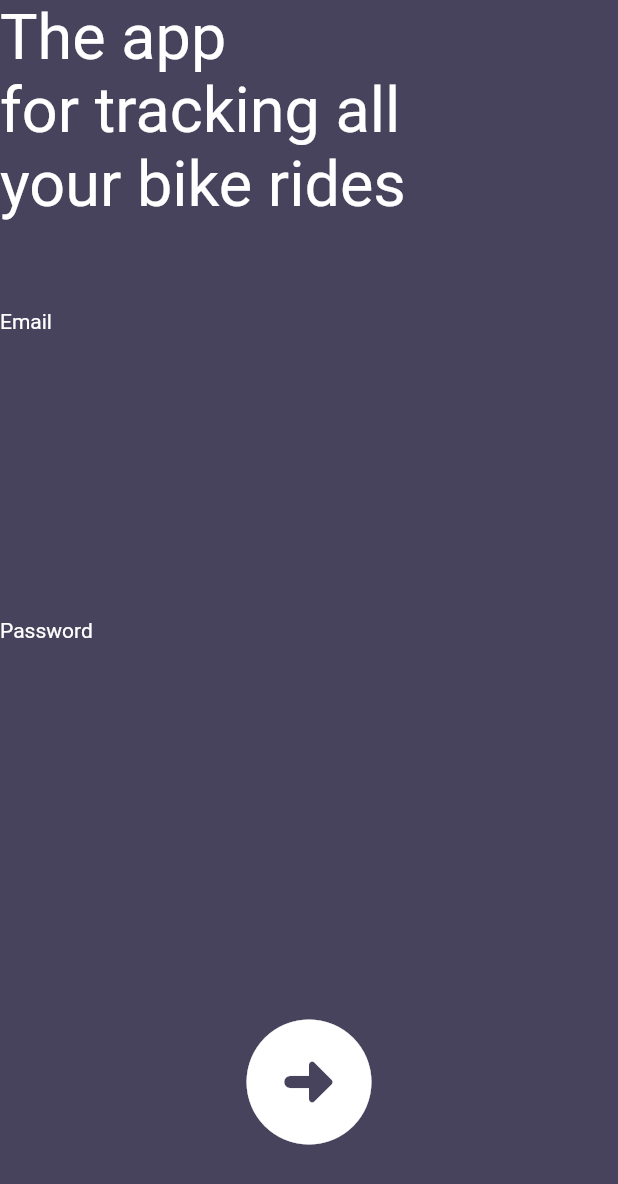
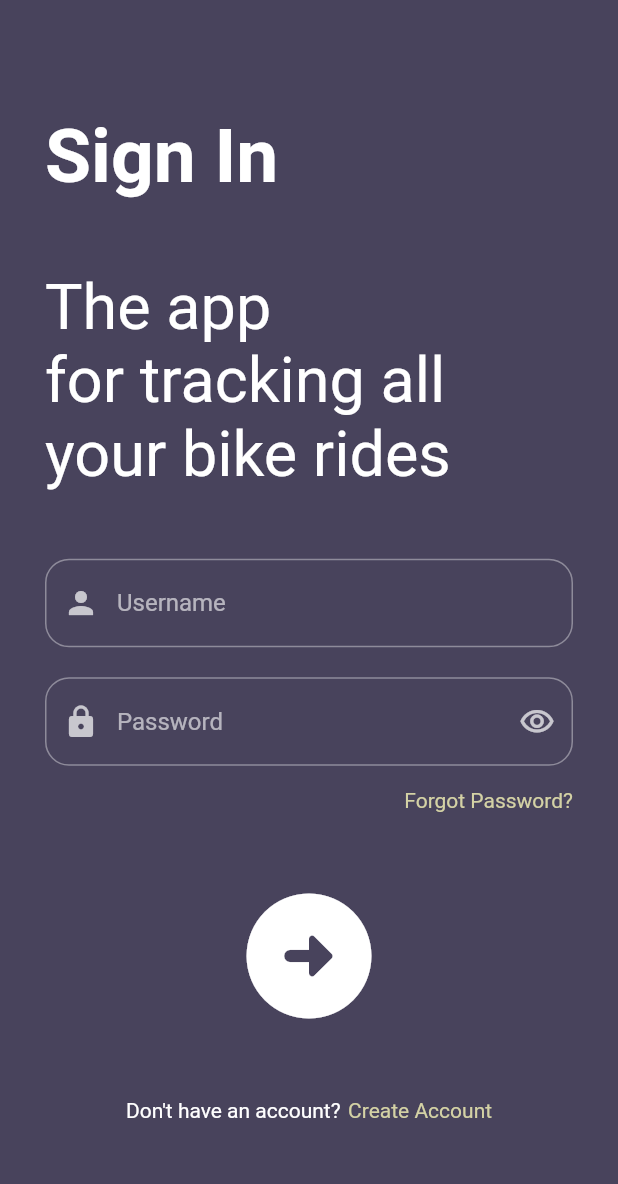
Before and after one commit to TeryakiiSauce/oldbike, a Flutter app: the screen it shows after launch, on a phone screen of 412 x 824 dp. Shown: the top 1184 px of the screen. Run offline on Flutter 3.47's test engine with Material 2 defaults, Android fonts, the phone set to English and light mode, and no system bars.

Commit message:
added basic login screen

```diff
--- a/lib/constants.dart
+++ b/lib/constants.dart
@@ -1,8 +1,17 @@
 import 'package:flutter/material.dart';
 
 // Text Styles
+// =====================
 
 const TextStyle kLargeLabelTS = TextStyle(
   fontSize: 42.0,
-  fontWeight: FontWeight.normal,
 );
+
+const TextStyle kTitleTS = TextStyle(
+  fontSize: 50.0,
+  fontWeight: FontWeight.bold,
+);
+
+const TextStyle kAttentionLabelTS = TextStyle(
+  color: Color(0xffd4d2a5),
+);
--- a/lib/screens/login-signup/login.dart
+++ b/lib/screens/login-signup/login.dart
@@ -8,29 +8,76 @@ class LoginScreen extends StatelessWidget {
   Widget build(BuildContext context) {
     return Scaffold(
       body: SafeArea(
+        child: Padding(
+          padding: const EdgeInsets.all(30.0),
           child: Column(
+            mainAxisAlignment: MainAxisAlignment.spaceEvenly,
             crossAxisAlignment: CrossAxisAlignment.stretch,
-          mainAxisAlignment: MainAxisAlignment.spaceEvenly,
-          children: const [
-            Expanded(
-              child: Text(
+            children: [
+              const Text(
+                'Sign In',
+                style: kTitleTS,
+              ),
+              const Text(
                 'The app\nfor tracking all\nyour bike rides',
                 style: kLargeLabelTS,
               ),
+              Column(
+                crossAxisAlignment: CrossAxisAlignment.stretch,
+                mainAxisAlignment: MainAxisAlignment.spaceBetween,
+                children: [
+                  TextFormField(
+                    decoration: InputDecoration(
+                      prefixIcon: const Icon(Icons.person),
+                      hintText: 'Username',
+                      border: OutlineInputBorder(
+                        borderRadius: BorderRadius.circular(16.0),
                       ),
-            Expanded(
-              child: Text('Email'),
                     ),
-            Expanded(
-              child: Text('Password'),
                   ),
-            Expanded(
-              child: Icon(
+                  const SizedBox(
+                    height: 20.0,
+                  ),
+                  TextFormField(
+                    obscureText: true,
+                    decoration: InputDecoration(
+                      prefixIcon: const Icon(Icons.lock),
+                      suffixIcon: const Icon(Icons.visibility_outlined),
+                      hintText: 'Password',
+                      border: OutlineInputBorder(
+                        borderRadius: BorderRadius.circular(16.0),
+                      ),
+                    ),
+                  ),
+                  const SizedBox(
+                    height: 15.0,
+                  ),
+                  const Text(
+                    'Forgot Password?',
+                    textAlign: TextAlign.right,
+                    style: kAttentionLabelTS,
+                  ),
+                ],
+              ),
+              const Icon(
                 Icons.arrow_circle_right_rounded,
                 size: 100.0,
               ),
+              Row(
+                mainAxisAlignment: MainAxisAlignment.center,
+                children: const [
+                  Text('Don\'t have an account?'),
+                  SizedBox(
+                    width: 5.0,
+                  ),
+                  Text(
+                    'Create Account',
+                    style: kAttentionLabelTS,
                   ),
                 ],
+              ),
+            ],
+          ),
         ),
       ),
     );
```
Also changed, not shown: 17 other files. Lines whose indentation alone changed are shown as unchanged.
